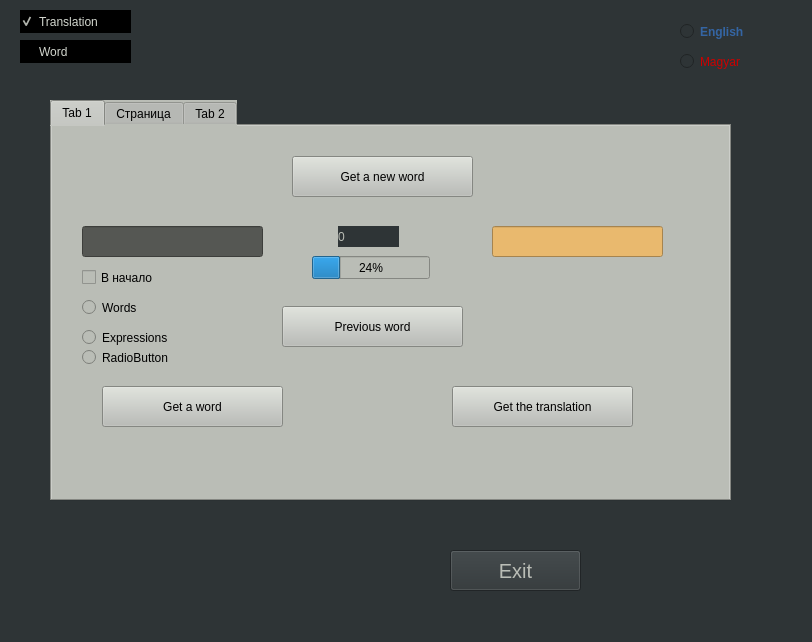
MakszCsepes/LangLER, file Interface.ui: the form before one commit.
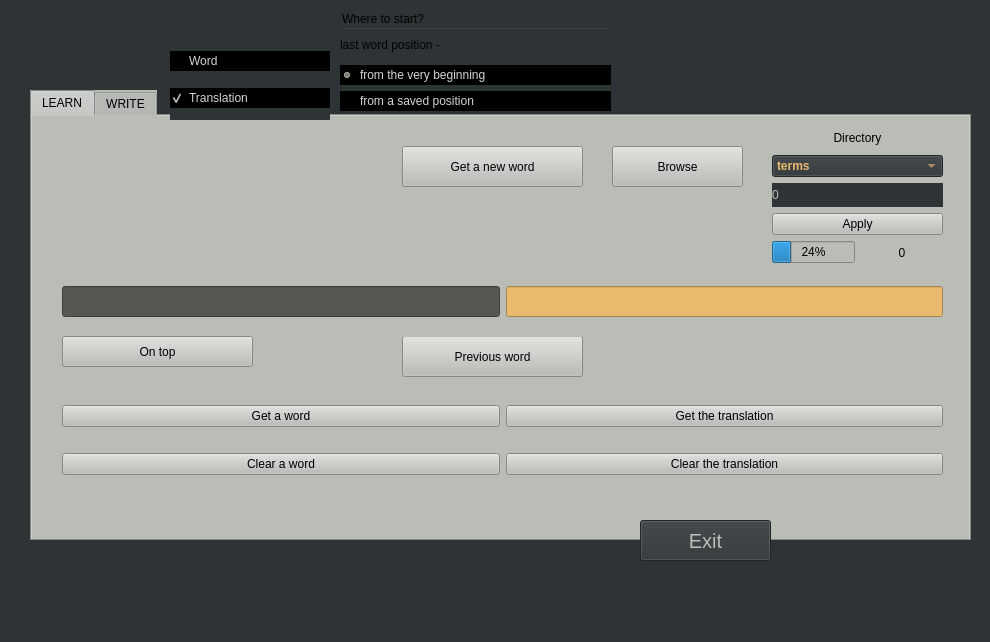
The form after the commit.

Diff of the .ui file:
```diff
--- a/Interface.ui
+++ b/Interface.ui
@@ -6,7 +6,7 @@
    <rect>
     <x>0</x>
     <y>0</y>
-    <width>812</width>
+    <width>990</width>
     <height>642</height>
    </rect>
   </property>
@@ -20,94 +20,13 @@
    <string notr="true">background-color: rgb(46, 52, 54)</string>
   </property>
   <widget class="QWidget" name="centralwidget">
-   <widget class="QRadioButton" name="radioEnglish">
-    <property name="geometry">
-     <rect>
-      <x>680</x>
-      <y>20</y>
-      <width>112</width>
-      <height>23</height>
-     </rect>
-    </property>
-    <property name="styleSheet">
-     <string notr="true">color: rgb(52, 101, 164);
-alternate-background-color: rgb(136, 138, 133);
-font-weight: bold;</string>
-    </property>
-    <property name="text">
-     <string>English</string>
-    </property>
-    <attribute name="buttonGroup">
-     <string notr="true">buttonGroup_Languages</string>
-    </attribute>
-   </widget>
-   <widget class="QRadioButton" name="radioMagyar">
-    <property name="geometry">
-     <rect>
-      <x>680</x>
-      <y>50</y>
-      <width>112</width>
-      <height>23</height>
-     </rect>
-    </property>
-    <property name="styleSheet">
-     <string notr="true">color: rgb(204, 0, 0);</string>
-    </property>
-    <property name="text">
-     <string>Magyar</string>
-    </property>
-    <attribute name="buttonGroup">
-     <string notr="true">buttonGroup_Languages</string>
-    </attribute>
-   </widget>
-   <widget class="QCheckBox" name="checkBox_Translation">
-    <property name="geometry">
-     <rect>
-      <x>20</x>
-      <y>10</y>
-      <width>111</width>
-      <height>23</height>
-     </rect>
-    </property>
-    <property name="styleSheet">
-     <string notr="true">background-color: rgb(0, 0, 0);
-color: rgb(211, 215, 207);</string>
-    </property>
-    <property name="text">
-     <string>Translation</string>
-    </property>
-    <property name="checkable">
-     <bool>true</bool>
-    </property>
-    <property name="checked">
-     <bool>true</bool>
-    </property>
-   </widget>
-   <widget class="QCheckBox" name="checkBox_Word">
-    <property name="geometry">
-     <rect>
-      <x>20</x>
-      <y>40</y>
-      <width>111</width>
-      <height>23</height>
-     </rect>
-    </property>
-    <property name="styleSheet">
-     <string notr="true">background-color: rgb(0, 0, 0);
-color: rgb(211, 215, 207);
-text-align: center;</string>
-    </property>
-    <property name="text">
-     <string>Word</string>
-    </property>
-   </widget>
    <widget class="QTabWidget" name="tabWidget">
     <property name="geometry">
      <rect>
-      <x>50</x>
-      <y>100</y>
-      <width>681</width>
-      <height>401</height>
+      <x>30</x>
+      <y>90</y>
+      <width>941</width>
+      <height>451</height>
      </rect>
     </property>
     <property name="styleSheet">
@@ -121,32 +40,12 @@
       <bool>true</bool>
      </property>
      <attribute name="title">
-      <string>Tab 1</string>
+      <string>LEARN</string>
      </attribute>
-     <widget class="QLineEdit" name="lineEdit_translation">
-      <property name="geometry">
-       <rect>
-        <x>440</x>
-        <y>100</y>
-        <width>171</width>
-        <height>31</height>
-       </rect>
-      </property>
-      <property name="styleSheet">
-       <string notr="true">background-color: rgb(233, 185, 110);
-color: rgb(85, 87, 83);
-
-font: 57 11pt &quot;Ubuntu&quot;;
-font-weight: bold;</string>
-      </property>
-      <property name="text">
-       <string/>
-      </property>
-     </widget>
      <widget class="QPushButton" name="pushButton_get_new_word">
       <property name="geometry">
        <rect>
-        <x>240</x>
+        <x>370</x>
         <y>30</y>
         <width>181</width>
         <height>41</height>
@@ -155,6 +54,12 @@
       <property name="cursor">
        <cursorShape>OpenHandCursor</cursorShape>
       </property>
+      <property name="toolTip">
+       <string>&lt;html&gt;&lt;head/&gt;&lt;body&gt;&lt;p&gt;&lt;br/&gt;&lt;/p&gt;&lt;/body&gt;&lt;/html&gt;</string>
+      </property>
+      <property name="whatsThis">
+       <string>&lt;html&gt;&lt;head/&gt;&lt;body&gt;&lt;p&gt;lll&lt;/p&gt;&lt;/body&gt;&lt;/html&gt;</string>
+      </property>
       <property name="accessibleDescription">
        <string/>
       </property>
@@ -172,107 +77,11 @@
        <string>Get a new word</string>
       </property>
      </widget>
-     <widget class="QLineEdit" name="lineEdit_word">
-      <property name="geometry">
-       <rect>
-        <x>30</x>
-        <y>100</y>
-        <width>181</width>
-        <height>31</height>
-       </rect>
-      </property>
-      <property name="styleSheet">
-       <string notr="true">background-color: rgb(85, 87, 83);
-color: rgb(233, 185, 110);
-
-font: 57 11pt &quot;Ubuntu&quot;;
-font-weight: bold;</string>
-      </property>
-      <property name="text">
-       <string/>
-      </property>
-     </widget>
-     <widget class="QPushButton" name="pushButton_get_translation">
-      <property name="geometry">
-       <rect>
-        <x>400</x>
-        <y>260</y>
-        <width>181</width>
-        <height>41</height>
-       </rect>
-      </property>
-      <property name="cursor">
-       <cursorShape>OpenHandCursor</cursorShape>
-      </property>
-      <property name="accessibleDescription">
-       <string/>
-      </property>
-      <property name="styleSheet">
-       <string notr="true">background-color: rgb(252, 175, 62);
-font: 50 13pt &quot;Ubuntu&quot;;
-font-weight: bold;
-color: ;
-color: rgb(85, 87, 83);
-
-QPushButton::hover {
-	color: rgb(254, 0, 0);
-}</string>
-      </property>
-      <property name="text">
-       <string>Get the translation</string>
-      </property>
-     </widget>
-     <widget class="QPushButton" name="pushButton_get_word">
-      <property name="geometry">
-       <rect>
-        <x>50</x>
-        <y>260</y>
-        <width>181</width>
-        <height>41</height>
-       </rect>
-      </property>
-      <property name="cursor">
-       <cursorShape>OpenHandCursor</cursorShape>
-      </property>
-      <property name="accessibleDescription">
-       <string/>
-      </property>
-      <property name="styleSheet">
-       <string notr="true">background-color: rgb(46, 52, 54);
-color: rgb(233, 185, 110);
-font: 57 15pt &quot;Ubuntu&quot;;
-font-weight: bold;
-
-pushButton_get_word::hover {
-	color: rgb(254, 0, 0);
-}</string>
-      </property>
-      <property name="text">
-       <string>Get a word</string>
-      </property>
-     </widget>
-     <widget class="QLabel" name="label_words_number">
-      <property name="geometry">
-       <rect>
-        <x>286</x>
-        <y>100</y>
-        <width>61</width>
-        <height>21</height>
-       </rect>
-      </property>
-      <property name="styleSheet">
-       <string notr="true">background-color: rgb(46, 52, 54);
-color: rgb(186, 189, 182);</string>
-      </property>
-      <property name="text">
-       <string>0</string>
-      </property>
-     </widget>
      <widget class="QPushButton" name="pushButton_prev_word">
       <property name="geometry">
        <rect>
-        <x>230</x>
-        <y>180</y>
+        <x>370</x>
+        <y>220</y>
         <width>181</width>
         <height>41</height>
        </rect>
@@ -297,248 +106,362 @@
        <string>Previous word</string>
       </property>
      </widget>
-     <widget class="QProgressBar" name="progressBar">
+     <widget class="QLabel" name="label">
       <property name="geometry">
        <rect>
-        <x>260</x>
-        <y>130</y>
-        <width>118</width>
-        <height>23</height>
+        <x>450</x>
+        <y>160</y>
+        <width>67</width>
+        <height>17</height>
        </rect>
       </property>
-      <property name="value">
-       <number>24</number>
-      </property>
-     </widget>
-     <widget class="QCheckBox" name="checkBox_to_top">
-      <property name="geometry">
-       <rect>
-        <x>30</x>
-        <y>140</y>
-        <width>92</width>
-        <height>23</height>
-       </rect>
-      </property>
       <property name="text">
-       <string>В начало</string>
+       <string/>
       </property>
-     </widget>
-     <widget class="QRadioButton" name="radioButton">
-      <property name="geometry">
-       <rect>
-        <x>30</x>
-        <y>170</y>
-        <width>112</width>
-        <height>23</height>
-       </rect>
+      <property name="scaledContents">
+       <bool>true</bool>
       </property>
-      <property name="text">
-       <string>Words</string>
-      </property>
      </widget>
-     <widget class="QRadioButton" name="radioButton_2">
+     <widget class="QWidget" name="horizontalLayoutWidget_2">
       <property name="geometry">
        <rect>
         <x>30</x>
-        <y>200</y>
-        <width>112</width>
-        <height>23</height>
+        <y>150</y>
+        <width>881</width>
+        <height>71</height>
        </rect>
       </property>
-      <property name="text">
-       <string>Expressions</string>
-      </property>
-     </widget>
-     <widget class="QRadioButton" name="radioButton_3">
-      <property name="geometry">
-       <rect>
-        <x>30</x>
-        <y>220</y>
-        <width>112</width>
-        <height>23</height>
-       </rect>
-      </property>
-      <property name="text">
-       <string>RadioButton</string>
-      </property>
-     </widget>
-    </widget>
-    <widget class="QWidget" name="tab_3">
-     <attribute name="title">
-      <string>Страница</string>
-     </attribute>
-     <widget class="QLineEdit" name="lineEdit_meaning">
-      <property name="geometry">
-       <rect>
-        <x>470</x>
-        <y>110</y>
-        <width>171</width>
-        <height>31</height>
-       </rect>
-      </property>
-      <property name="styleSheet">
-       <string notr="true">background-color: rgb(233, 185, 110);
-color: rgb(85, 87, 83);
+      <layout class="QHBoxLayout" name="horizontalLayout_Words">
+       <item>
+        <widget class="QLineEdit" name="lineEdit_word">
+         <property name="styleSheet">
+          <string notr="true">background-color: rgb(85, 87, 83);
+color: rgb(233, 185, 110);
 
 font: 57 11pt &quot;Ubuntu&quot;;
-font-weight: bold;</string>
-      </property>
-      <property name="text">
-       <string/>
-      </property>
-     </widget>
-     <widget class="QPushButton" name="pushButton_get_meaning">
-      <property name="geometry">
-       <rect>
-        <x>430</x>
-        <y>270</y>
-        <width>181</width>
-        <height>41</height>
-       </rect>
-      </property>
-      <property name="cursor">
-       <cursorShape>OpenHandCursor</cursorShape>
-      </property>
-      <property name="accessibleDescription">
-       <string/>
-      </property>
-      <property name="styleSheet">
-       <string notr="true">background-color: rgb(252, 175, 62);
-font: 50 13pt &quot;Ubuntu&quot;;
 font-weight: bold;
-color: ;
+
+height: 25%</string>
+         </property>
+         <property name="text">
+          <string/>
+         </property>
+        </widget>
+       </item>
+       <item>
+        <widget class="QLineEdit" name="lineEdit_translation">
+         <property name="styleSheet">
+          <string notr="true">background-color: rgb(233, 185, 110);
 color: rgb(85, 87, 83);
 
-QPushButton::hover {
-	color: rgb(254, 0, 0);
-}</string>
-      </property>
-      <property name="text">
-       <string>Get the meaning</string>
-      </property>
-     </widget>
-     <widget class="QPushButton" name="pushButton_get_term">
-      <property name="geometry">
-       <rect>
-        <x>80</x>
-        <y>270</y>
-        <width>181</width>
-        <height>41</height>
-       </rect>
-      </property>
-      <property name="cursor">
-       <cursorShape>OpenHandCursor</cursorShape>
-      </property>
-      <property name="accessibleDescription">
-       <string/>
-      </property>
-      <property name="styleSheet">
-       <string notr="true">background-color: rgb(46, 52, 54);
-color: rgb(233, 185, 110);
-font: 57 15pt &quot;Ubuntu&quot;;
+font: 57 11pt &quot;Ubuntu&quot;;
 font-weight: bold;
 
-pushButton_get_word::hover {
-	color: rgb(254, 0, 0);
-}</string>
-      </property>
-      <property name="text">
-       <string>Get a term</string>
-      </property>
+height: 25%</string>
+         </property>
+         <property name="text">
+          <string/>
+         </property>
+        </widget>
+       </item>
+      </layout>
      </widget>
-     <widget class="QPushButton" name="pushButton_get_new_term">
+     <widget class="QWidget" name="verticalLayoutWidget">
       <property name="geometry">
        <rect>
-        <x>270</x>
-        <y>40</y>
-        <width>181</width>
-        <height>41</height>
-       </rect>
-      </property>
-      <property name="cursor">
-       <cursorShape>OpenHandCursor</cursorShape>
-      </property>
-      <property name="accessibleDescription">
-       <string/>
-      </property>
-      <property name="styleSheet">
-       <string notr="true">background-color: rgb(238, 238, 236);
-font: 57 14pt &quot;Ubuntu&quot;;
-font-weight: bold;
-color: rgb(136, 138, 133);
-
-QPushButton::hover {
-	color: rgb(254, 0, 0);
-}</string>
-      </property>
-      <property name="text">
-       <string>Get a new term</string>
-      </property>
-     </widget>
-     <widget class="QLineEdit" name="lineEdit_term">
-      <property name="geometry">
-       <rect>
-        <x>60</x>
-        <y>110</y>
-        <width>181</width>
-        <height>31</height>
-       </rect>
-      </property>
-      <property name="styleSheet">
-       <string notr="true">background-color: rgb(85, 87, 83);
-color: rgb(233, 185, 110);
-
-font: 57 11pt &quot;Ubuntu&quot;;
-font-weight: bold;</string>
-      </property>
-      <property name="text">
-       <string/>
-      </property>
-     </widget>
-     <widget class="QRadioButton" name="radioTerms">
-      <property name="geometry">
-       <rect>
-        <x>530</x>
+        <x>740</x>
         <y>10</y>
-        <width>112</width>
-        <height>23</height>
+        <width>171</width>
+        <height>138</height>
        </rect>
       </property>
+      <layout class="QVBoxLayout" name="verticalLayout_3">
+       <item>
+        <widget class="QLabel" name="label_dirname">
+         <property name="text">
+          <string>Directory</string>
+         </property>
+         <property name="alignment">
+          <set>Qt::AlignCenter</set>
+         </property>
+        </widget>
+       </item>
+       <item>
+        <widget class="QComboBox" name="comboBox_ToLearn">
+         <property name="styleSheet">
+          <string notr="true">background-color: rgb(46, 52, 54);
+color: rgb(233, 185, 110);
+font: 50 12pt &quot;Ubuntu&quot;;
+font-weight: bold;
+</string>
+         </property>
+         <item>
+          <property name="text">
+           <string>terms</string>
+          </property>
+         </item>
+         <item>
+          <property name="text">
+           <string>dates</string>
+          </property>
+         </item>
+        </widget>
+       </item>
+       <item>
+        <widget class="QLabel" name="label_words_number">
+         <property name="styleSheet">
+          <string notr="true">background-color: rgb(46, 52, 54);
+color: rgb(186, 189, 182);</string>
+         </property>
+         <property name="text">
+          <string>0</string>
+         </property>
+        </widget>
+       </item>
+       <item>
+        <widget class="QPushButton" name="pushButton_apply">
+         <property name="cursor">
+          <cursorShape>OpenHandCursor</cursorShape>
+         </property>
+         <property name="accessibleDescription">
+          <string/>
+         </property>
+         <property name="styleSheet">
+          <string notr="true">background-color: rgb(46, 52, 54);
+color: rgb(233, 185, 110);
+font: 57 15pt &quot;Ubuntu&quot;;
+font-weight: bold;
+
+pushButton_get_word::hover {
+	color: rgb(254, 0, 0);
+}</string>
+         </property>
+         <property name="text">
+          <string>Apply</string>
+         </property>
+        </widget>
+       </item>
+       <item>
+        <layout class="QHBoxLayout" name="horizontalLayout">
+         <item>
+          <widget class="QProgressBar" name="progressBar">
+           <property name="enabled">
+            <bool>true</bool>
+           </property>
+           <property name="sizePolicy">
+            <sizepolicy hsizetype="Preferred" vsizetype="Maximum">
+             <horstretch>0</horstretch>
+             <verstretch>0</verstretch>
+            </sizepolicy>
+           </property>
+           <property name="styleSheet">
+            <string notr="true">width: 80%;</string>
+           </property>
+           <property name="value">
+            <number>24</number>
+           </property>
+          </widget>
+         </item>
+         <item>
+          <widget class="QLabel" name="label_current_index">
+           <property name="maximumSize">
+            <size>
+             <width>16777215</width>
+             <height>16777215</height>
+            </size>
+           </property>
+           <property name="autoFillBackground">
+            <bool>false</bool>
+           </property>
+           <property name="styleSheet">
+            <string notr="true">width: 50%;</string>
+           </property>
+           <property name="text">
+            <string>0</string>
+           </property>
+           <property name="alignment">
+            <set>Qt::AlignCenter</set>
+           </property>
+          </widget>
+         </item>
+        </layout>
+       </item>
+      </layout>
+     </widget>
+     <widget class="QWidget" name="gridLayoutWidget">
+      <property name="geometry">
+       <rect>
+        <x>30</x>
+        <y>269</y>
+        <width>881</width>
+        <height>111</height>
+       </rect>
+      </property>
+      <layout class="QGridLayout" name="gridLayout">
+       <item row="0" column="1">
+        <widget class="QPushButton" name="pushButton_get_translation">
+         <property name="cursor">
+          <cursorShape>OpenHandCursor</cursorShape>
+         </property>
+         <property name="accessibleDescription">
+          <string/>
+         </property>
+         <property name="styleSheet">
+          <string notr="true">background-color: rgb(252, 175, 62);
+font: 50 13pt &quot;Ubuntu&quot;;
+font-weight: bold;
+color: ;
+color: rgb(85, 87, 83);
+
+QPushButton::hover {
+	color: rgb(254, 0, 0);
+}</string>
+         </property>
+         <property name="text">
+          <string>Get the translation</string>
+         </property>
+        </widget>
+       </item>
+       <item row="0" column="0">
+        <widget class="QPushButton" name="pushButton_get_word">
+         <property name="cursor">
+          <cursorShape>OpenHandCursor</cursorShape>
+         </property>
+         <property name="accessibleDescription">
+          <string/>
+         </property>
+         <property name="styleSheet">
+          <string notr="true">background-color: rgb(46, 52, 54);
+color: rgb(233, 185, 110);
+font: 57 15pt &quot;Ubuntu&quot;;
+font-weight: bold;
+
+pushButton_get_word::hover {
+	color: rgb(254, 0, 0);
+}</string>
+         </property>
+         <property name="text">
+          <string>Get a word</string>
+         </property>
+        </widget>
+       </item>
+       <item row="1" column="0">
+        <widget class="QPushButton" name="pushButton_clear_word">
+         <property name="cursor">
+          <cursorShape>OpenHandCursor</cursorShape>
+         </property>
+         <property name="accessibleDescription">
+          <string/>
+         </property>
+         <property name="styleSheet">
+          <string notr="true">background-color: rgb(46, 52, 54);
+color: rgb(233, 185, 110);
+font: 57 15pt &quot;Ubuntu&quot;;
+font-weight: bold;
+
+pushButton_get_word::hover {
+	color: rgb(254, 0, 0);
+}</string>
+         </property>
+         <property name="text">
+          <string>Clear a word</string>
+         </property>
+        </widget>
+       </item>
+       <item row="1" column="1">
+        <widget class="QPushButton" name="pushButton_clear_translation">
+         <property name="cursor">
+          <cursorShape>OpenHandCursor</cursorShape>
+         </property>
+         <property name="accessibleDescription">
+          <string/>
+         </property>
+         <property name="styleSheet">
+          <string notr="true">background-color: rgb(252, 175, 62);
+font: 50 13pt &quot;Ubuntu&quot;;
+font-weight: bold;
+color: ;
+color: rgb(85, 87, 83);
+
+QPushButton::hover {
+	color: rgb(254, 0, 0);
+}</string>
+         </property>
+         <property name="text">
+          <string>Clear the translation</string>
+         </property>
+        </widget>
+       </item>
+      </layout>
+     </widget>
+     <widget class="QPushButton" name="pushButton_browse">
+      <property name="geometry">
+       <rect>
+        <x>580</x>
+        <y>30</y>
+        <width>131</width>
+        <height>41</height>
+       </rect>
+      </property>
+      <property name="cursor">
+       <cursorShape>OpenHandCursor</cursorShape>
+      </property>
+      <property name="toolTip">
+       <string>&lt;html&gt;&lt;head/&gt;&lt;body&gt;&lt;p&gt;&lt;br/&gt;&lt;/p&gt;&lt;/body&gt;&lt;/html&gt;</string>
+      </property>
+      <property name="whatsThis">
+       <string>&lt;html&gt;&lt;head/&gt;&lt;body&gt;&lt;p&gt;lll&lt;/p&gt;&lt;/body&gt;&lt;/html&gt;</string>
+      </property>
+      <property name="accessibleDescription">
+       <string/>
+      </property>
       <property name="styleSheet">
-       <string notr="true">color: rgb(204, 200, 0);
-background-color: rgb(46, 52, 54);</string>
+       <string notr="true">background-color: rgb(238, 238, 236);
+font: 57 12pt &quot;Ubuntu&quot;;
+font-weight: bold;
+color: rgb(136, 138, 133);
+
+QPushButton::hover {
+	color: rgb(254, 0, 0);
+}</string>
       </property>
       <property name="text">
-       <string>Terms</string>
+       <string>Browse</string>
       </property>
-      <attribute name="buttonGroup">
-       <string notr="true">buttonGroup_TermsDates</string>
-      </attribute>
      </widget>
-     <widget class="QRadioButton" name="radioDates">
+     <widget class="QPushButton" name="pushButton_on_top">
       <property name="geometry">
        <rect>
-        <x>530</x>
-        <y>40</y>
-        <width>112</width>
-        <height>23</height>
+        <x>30</x>
+        <y>220</y>
+        <width>191</width>
+        <height>31</height>
        </rect>
       </property>
+      <property name="cursor">
+       <cursorShape>OpenHandCursor</cursorShape>
+      </property>
+      <property name="accessibleDescription">
+       <string/>
+      </property>
       <property name="styleSheet">
-       <string notr="true">color: rgb(204, 200, 0);
-background-color: rgb(46, 52, 54);</string>
+       <string notr="true">background-color: rgb(46, 52, 54);
+color: rgb(233, 185, 110);
+font: 50 13pt &quot;Ubuntu&quot;;
+font-weight: bold;
+
+pushButton_get_word::hover {
+	color: rgb(254, 0, 0);
+}</string>
       </property>
       <property name="text">
-       <string>Dates</string>
+       <string>On top</string>
       </property>
-      <attribute name="buttonGroup">
-       <string notr="true">buttonGroup_TermsDates</string>
-      </attribute>
      </widget>
     </widget>
     <widget class="QWidget" name="tab_2">
      <attribute name="title">
-      <string>Tab 2</string>
+      <string>WRITE</string>
      </attribute>
      <widget class="QLineEdit" name="lineEdit_word_towrite">
       <property name="enabled">
@@ -593,41 +516,6 @@
        <string>Записать слово</string>
       </property>
      </widget>
-     <widget class="QRadioButton" name="radioOneWord_towrite">
-      <property name="geometry">
-       <rect>
-        <x>390</x>
-        <y>20</y>
-        <width>112</width>
-        <height>23</height>
-       </rect>
-      </property>
-      <property name="text">
-       <string>Одно слово</string>
-      </property>
-      <property name="checked">
-       <bool>true</bool>
-      </property>
-      <attribute name="buttonGroup">
-       <string notr="true">buttonGroup_writeMode</string>
-      </attribute>
-     </widget>
-     <widget class="QRadioButton" name="radioText_towrite">
-      <property name="geometry">
-       <rect>
-        <x>390</x>
-        <y>50</y>
-        <width>112</width>
-        <height>23</height>
-       </rect>
-      </property>
-      <property name="text">
-       <string>Текст</string>
-      </property>
-      <attribute name="buttonGroup">
-       <string notr="true">buttonGroup_writeMode</string>
-      </attribute>
-     </widget>
      <widget class="QPlainTextEdit" name="Text_towrite">
       <property name="geometry">
        <rect>
@@ -699,22 +587,102 @@
        <string>Translation</string>
       </property>
      </widget>
+     <widget class="QWidget" name="verticalLayoutWidget_3">
+      <property name="geometry">
+       <rect>
+        <x>400</x>
+        <y>20</y>
+        <width>160</width>
+        <height>80</height>
+       </rect>
+      </property>
+      <layout class="QVBoxLayout" name="verticalLayout_2">
+       <item>
+        <widget class="QRadioButton" name="radioOneWord_towrite">
+         <property name="text">
+          <string>Одно слово</string>
+         </property>
+         <property name="checked">
+          <bool>true</bool>
+         </property>
+         <attribute name="buttonGroup">
+          <string notr="true">buttonGroup_writeMode</string>
+         </attribute>
+        </widget>
+       </item>
+       <item>
+        <widget class="QRadioButton" name="radioText_towrite">
+         <property name="text">
+          <string>Текст</string>
+         </property>
+         <attribute name="buttonGroup">
+          <string notr="true">buttonGroup_writeMode</string>
+         </attribute>
+        </widget>
+       </item>
+      </layout>
+     </widget>
+     <widget class="QTableWidget" name="tableWidget">
+      <property name="geometry">
+       <rect>
+        <x>450</x>
+        <y>140</y>
+        <width>321</width>
+        <height>192</height>
+       </rect>
+      </property>
+      <row>
+       <property name="text">
+        <string>1</string>
+       </property>
+      </row>
+      <column>
+       <property name="text">
+        <string>word</string>
+       </property>
+      </column>
+      <column>
+       <property name="text">
+        <string>separator</string>
+       </property>
+      </column>
+      <column>
+       <property name="text">
+        <string>translation</string>
+       </property>
+      </column>
+      <item row="0" column="0">
+       <property name="text">
+        <string>hello</string>
+       </property>
+      </item>
+      <item row="0" column="1">
+       <property name="text">
+        <string>1</string>
+       </property>
+      </item>
+      <item row="0" column="2">
+       <property name="text">
+        <string>1</string>
+       </property>
+      </item>
+     </widget>
      <zorder>lineEdit_translation_towrite</zorder>
      <zorder>pushButton_write</zorder>
-     <zorder>radioOneWord_towrite</zorder>
-     <zorder>radioText_towrite</zorder>
      <zorder>lineEdit_word_towrite</zorder>
      <zorder>Text_towrite</zorder>
      <zorder>label_writeTip</zorder>
      <zorder>label_wordTip</zorder>
      <zorder>label_translationTip</zorder>
+     <zorder>verticalLayoutWidget_3</zorder>
+     <zorder>tableWidget</zorder>
     </widget>
    </widget>
    <widget class="QPushButton" name="pushButton_exit">
     <property name="geometry">
      <rect>
-      <x>450</x>
-      <y>550</y>
+      <x>640</x>
+      <y>520</y>
       <width>131</width>
       <height>41</height>
      </rect>
@@ -727,13 +695,119 @@
      <string>Exit</string>
     </property>
    </widget>
+   <widget class="QWidget" name="verticalLayoutWidget_2">
+    <property name="geometry">
+     <rect>
+      <x>170</x>
+      <y>40</y>
+      <width>160</width>
+      <height>80</height>
+     </rect>
+    </property>
+    <layout class="QVBoxLayout" name="verticalLayout">
+     <item>
+      <widget class="QCheckBox" name="checkBox_Word">
+       <property name="styleSheet">
+        <string notr="true">background-color: rgb(0, 0, 0);
+color: rgb(211, 215, 207);
+text-align: center;</string>
+       </property>
+       <property name="text">
+        <string>Word</string>
+       </property>
+      </widget>
+     </item>
+     <item>
+      <widget class="QCheckBox" name="checkBox_Translation">
+       <property name="styleSheet">
+        <string notr="true">background-color: rgb(0, 0, 0);
+color: rgb(211, 215, 207);</string>
+       </property>
+       <property name="text">
+        <string>Translation</string>
+       </property>
+       <property name="checkable">
+        <bool>true</bool>
+       </property>
+       <property name="checked">
+        <bool>true</bool>
+       </property>
+      </widget>
+     </item>
+    </layout>
+   </widget>
+   <widget class="QGroupBox" name="groupBox">
+    <property name="geometry">
+     <rect>
+      <x>340</x>
+      <y>10</y>
+      <width>271</width>
+      <height>101</height>
+     </rect>
+    </property>
+    <property name="title">
+     <string>Where to start?</string>
+    </property>
+    <widget class="QWidget" name="verticalLayoutWidget_4">
+     <property name="geometry">
+      <rect>
+       <x>0</x>
+       <y>20</y>
+       <width>271</width>
+       <height>81</height>
+      </rect>
+     </property>
+     <layout class="QVBoxLayout" name="verticalLayout_6">
+      <item>
+       <widget class="QLabel" name="label_last_position">
+        <property name="text">
+         <string>last word position - </string>
+        </property>
+       </widget>
+      </item>
+      <item>
+       <widget class="QRadioButton" name="radio_from_the_beginning">
+        <property name="styleSheet">
+         <string notr="true">background-color: rgb(0, 0, 0);
+color: rgb(211, 215, 207);
+text-align: center;</string>
+        </property>
+        <property name="text">
+         <string>from the very beginning</string>
+        </property>
+        <property name="checked">
+         <bool>true</bool>
+        </property>
+        <attribute name="buttonGroup">
+         <string notr="true">buttonGroup_select_position</string>
+        </attribute>
+       </widget>
+      </item>
+      <item>
+       <widget class="QRadioButton" name="radio_from_saved_position">
+        <property name="styleSheet">
+         <string notr="true">background-color: rgb(0, 0, 0);
+color: rgb(211, 215, 207);
+text-align: center;</string>
+        </property>
+        <property name="text">
+         <string>from a saved position</string>
+        </property>
+        <attribute name="buttonGroup">
+         <string notr="true">buttonGroup_select_position</string>
+        </attribute>
+       </widget>
+      </item>
+     </layout>
+    </widget>
+   </widget>
   </widget>
   <widget class="QMenuBar" name="menubar">
    <property name="geometry">
     <rect>
      <x>0</x>
      <y>0</y>
-     <width>812</width>
+     <width>990</width>
      <height>22</height>
     </rect>
    </property>
```
Left out of the diff: 131 changed lines with no effect on the pictures.
